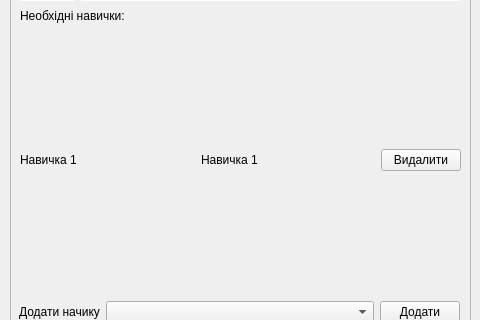
This is dialog_editposition.ui in landrew31/db_course_work as Qt 5 draws it before an edit; both pictures show x 0 to 480 and y 209 to 529 of the 480 by 640 pixel window. The edited form follows.
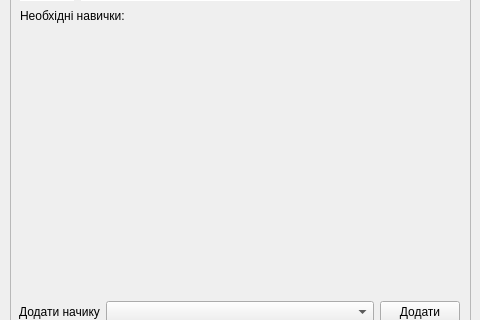
This is the edited form.

Commit message: add position's skill procedure fixed

Patch:
```diff
--- a/dialog_editposition.ui
+++ b/dialog_editposition.ui
@@ -103,36 +103,6 @@
      <property name="sizeConstraint">
       <enum>QLayout::SetMinimumSize</enum>
      </property>
-     <item row="0" column="0">
-      <widget class="QLabel" name="label_5">
-       <property name="text">
-        <string>Навичка 1               </string>
-       </property>
-      </widget>
-     </item>
-     <item row="0" column="1">
-      <widget class="QLabel" name="label_skill1">
-       <property name="text">
-        <string>Навичка 1</string>
-       </property>
-      </widget>
-     </item>
-     <item row="0" column="2">
-      <widget class="QPushButton" name="pushButton">
-       <property name="sizePolicy">
-        <sizepolicy hsizetype="Maximum" vsizetype="Fixed">
-         <horstretch>0</horstretch>
-         <verstretch>0</verstretch>
-        </sizepolicy>
-       </property>
-       <property name="cursor">
-        <cursorShape>PointingHandCursor</cursorShape>
-       </property>
-       <property name="text">
-        <string>Видалити</string>
-       </property>
-      </widget>
-     </item>
     </layout>
    </widget>
    <widget class="QWidget" name="gridLayoutWidget_3">
```
The commit also changes 6 other files.
